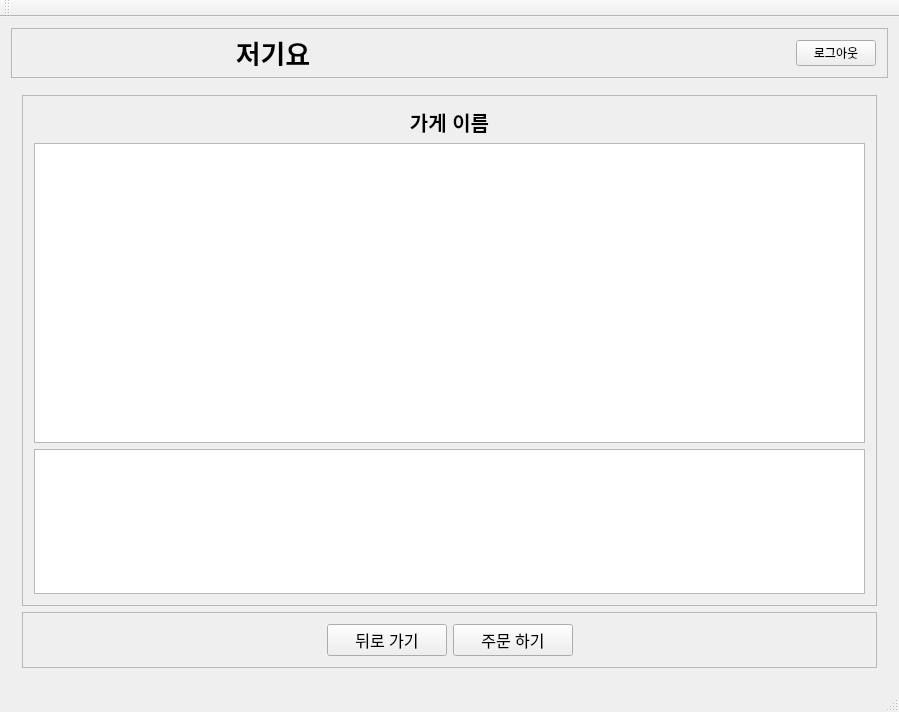
Above: project6_delivery/delivery_client/mainwindow.ui from myeonghh/lms4_Project before the change. Below: the same form after it.
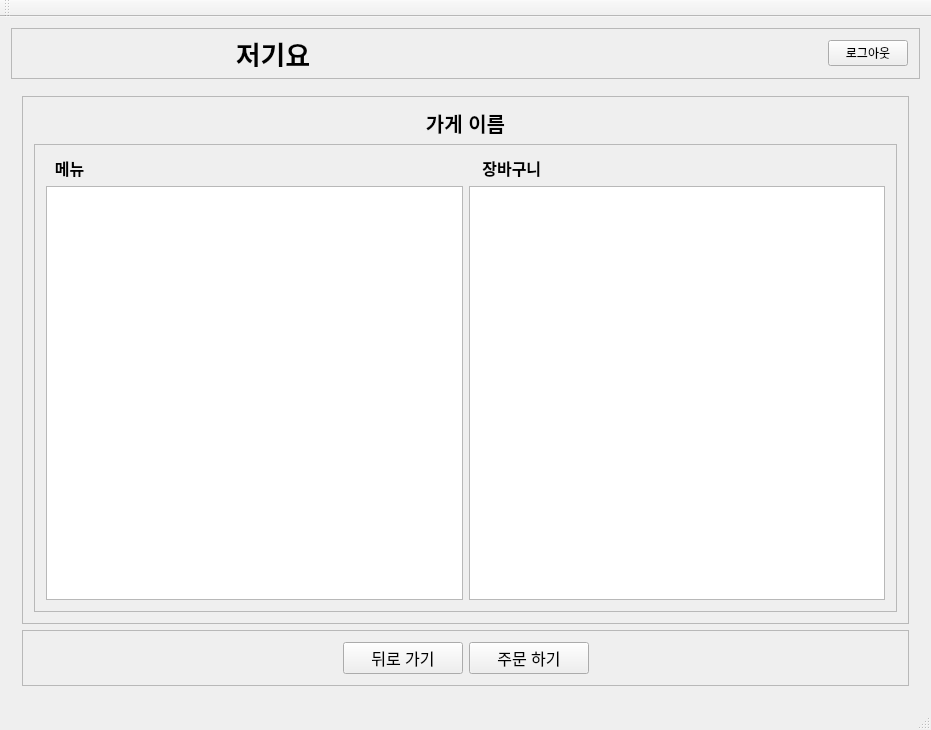
That is the form after the change. The open tabs and pages were chosen to show the change.

```diff
--- a/project6_delivery/delivery_client/mainwindow.ui
+++ b/project6_delivery/delivery_client/mainwindow.ui
@@ -6,8 +6,8 @@
    <rect>
     <x>0</x>
     <y>0</y>
-    <width>899</width>
-    <height>712</height>
+    <width>931</width>
+    <height>730</height>
    </rect>
   </property>
   <property name="windowTitle">
@@ -424,18 +424,60 @@
             </widget>
            </item>
            <item>
-            <widget class="QTableView" name="menu_tableView">
-             <property name="minimumSize">
-              <size>
-               <width>0</width>
-               <height>300</height>
-              </size>
+            <widget class="QFrame" name="frame_13">
+             <property name="frameShape">
+              <enum>QFrame::Shape::StyledPanel</enum>
              </property>
+             <property name="frameShadow">
+              <enum>QFrame::Shadow::Raised</enum>
+             </property>
+             <layout class="QGridLayout" name="gridLayout_16">
+              <item row="1" column="1">
+               <widget class="QTableView" name="menu_basket_tableView"/>
+              </item>
+              <item row="1" column="0">
+               <widget class="QTableView" name="menu_tableView">
+                <property name="minimumSize">
+                 <size>
+                  <width>0</width>
+                  <height>300</height>
+                 </size>
+                </property>
+                <property name="editTriggers">
+                 <set>QAbstractItemView::EditTrigger::NoEditTriggers</set>
+                </property>
+               </widget>
+              </item>
+              <item row="0" column="1">
+               <widget class="QLabel" name="label_3">
+                <property name="font">
+                 <font>
+                  <pointsize>12</pointsize>
+                  <italic>false</italic>
+                  <bold>true</bold>
+                 </font>
+                </property>
+                <property name="text">
+                 <string>   장바구니</string>
+                </property>
+               </widget>
+              </item>
+              <item row="0" column="0">
+               <widget class="QLabel" name="label_4">
+                <property name="font">
+                 <font>
+                  <pointsize>12</pointsize>
+                  <bold>true</bold>
+                 </font>
+                </property>
+                <property name="text">
+                 <string>  메뉴</string>
+                </property>
+               </widget>
+              </item>
+             </layout>
             </widget>
            </item>
-           <item>
-            <widget class="QTableView" name="basket_tableView"/>
-           </item>
           </layout>
          </widget>
         </item>
```
Left out of the diff: 26 changed lines with no effect on the pictures.
